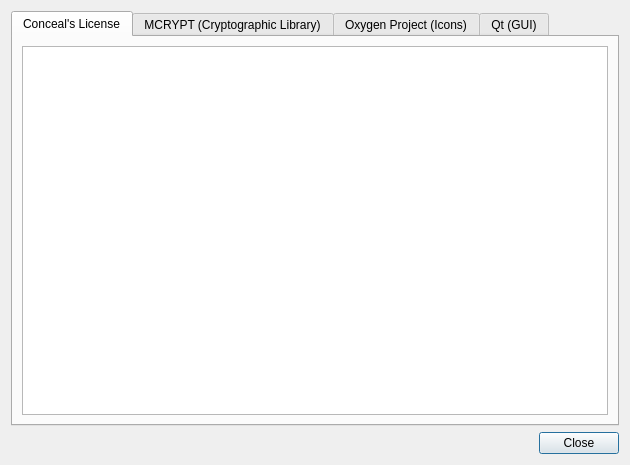
maelys-mcardle/conceal, file licensedialog.ui: the form before one commit.
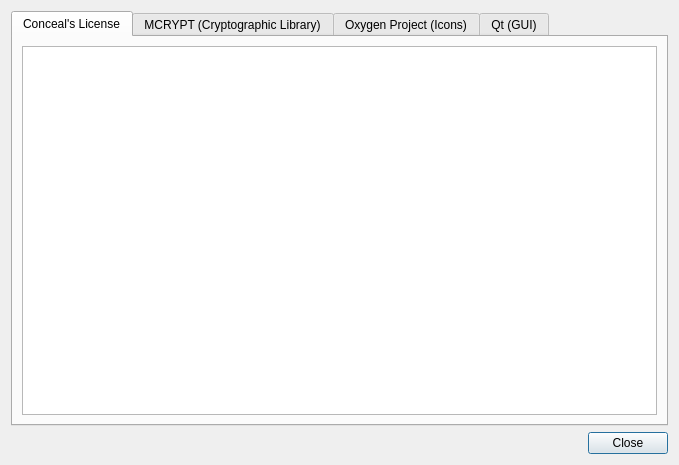
The form after the commit.

Commit message: Added Windows compatibility.

```diff
--- a/licensedialog.ui
+++ b/licensedialog.ui
@@ -6,7 +6,7 @@
    <rect>
     <x>0</x>
     <y>0</y>
-    <width>630</width>
+    <width>679</width>
     <height>465</height>
    </rect>
   </property>
```
The commit also changes 5 other files.
